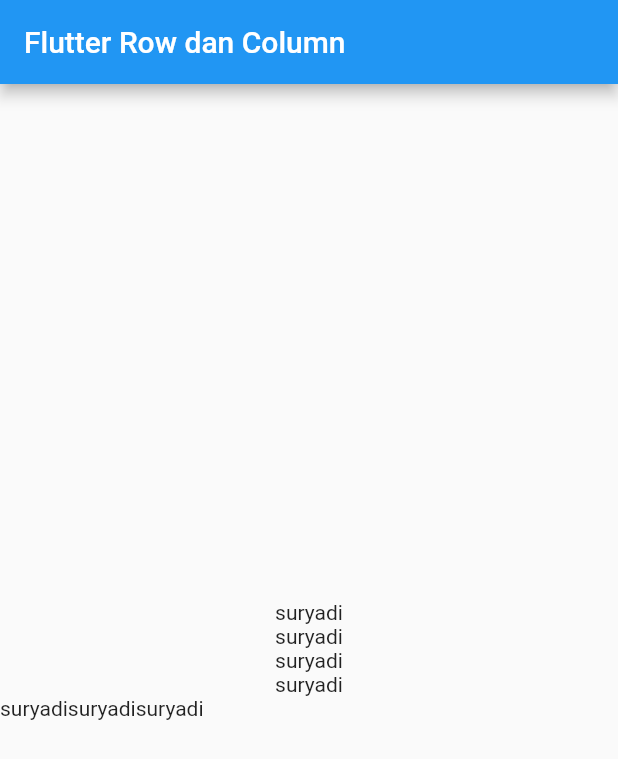
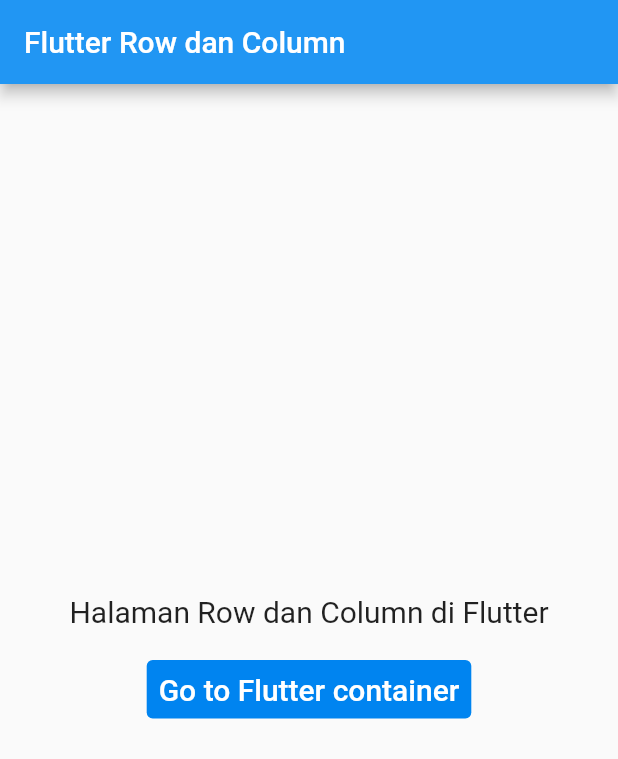
Before and after one commit to suryadi445/flutter, a Flutter app: the screen it shows after launch, on a phone screen of 412 x 824 dp. Shown: the top 759 px of the screen. Run offline on Flutter 3.47's test engine with Material 2 defaults, Android fonts, the phone set to English and light mode, and no system bars.

Commit message:
halaman row dan button ke flutter container

```diff
--- a/lib/main.dart
+++ b/lib/main.dart
@@ -16,21 +16,25 @@
               child: Column(
                 mainAxisAlignment: MainAxisAlignment.center,
                 children: <Widget>[
-                  Text("suryadi"),
-                  Text("suryadi"),
-                  Text("suryadi"),
-                  Text("suryadi"),
-                  Column(
-                    children: [
-                      Row(
-                        children: [
-                          Text("suryadi"),
-                          Text("suryadi"),
-                          Text("suryadi"),
-                        ],
-                      ),
-                    ],
-                  )
+                  Padding(
+                    padding: const EdgeInsets.all(8.0),
+                    child: Text(
+                      "Halaman Row dan Column di Flutter",
+                      style: TextStyle(fontSize: 20.0),
+                    ),
+                  ),
+                  Padding(
+                    padding: const EdgeInsets.all(8.0),
+                    child: TextButton(
+                        style: TextButton.styleFrom(
+                          backgroundColor: Color.fromARGB(255, 0, 132, 240),
+                        ),
+                        onPressed: () {},
+                        child: Text(
+                          "Go to Flutter container",
+                          style: TextStyle(color: Colors.white, fontSize: 20),
+                        )),
+                  ),
                 ],
               ),
             )));
```
